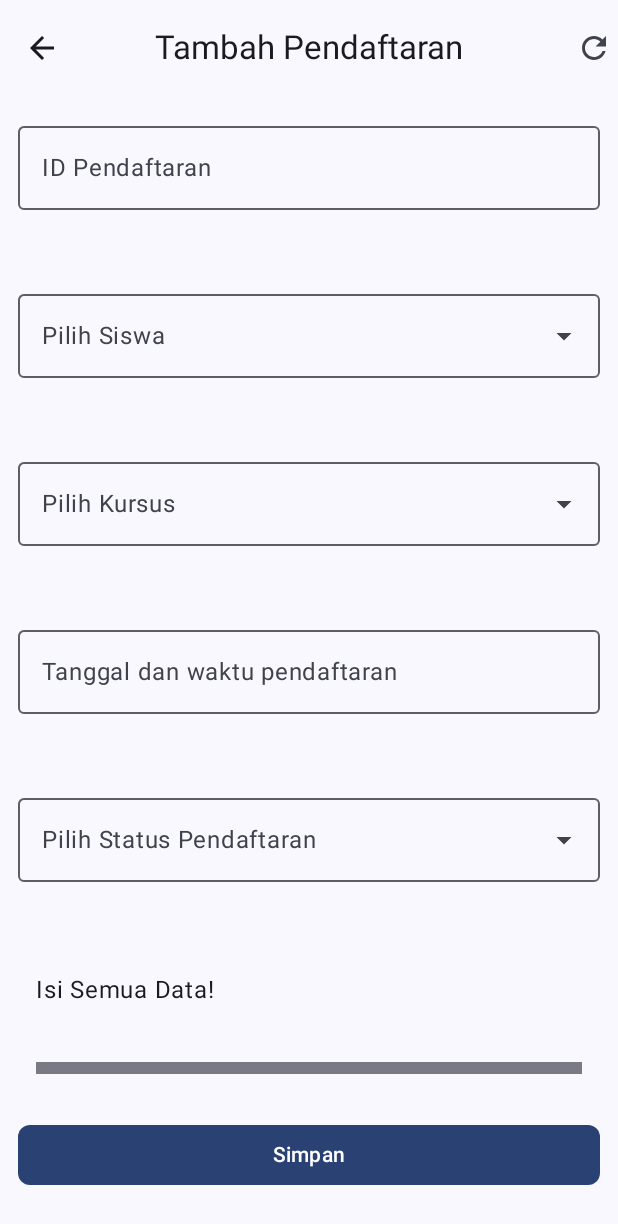
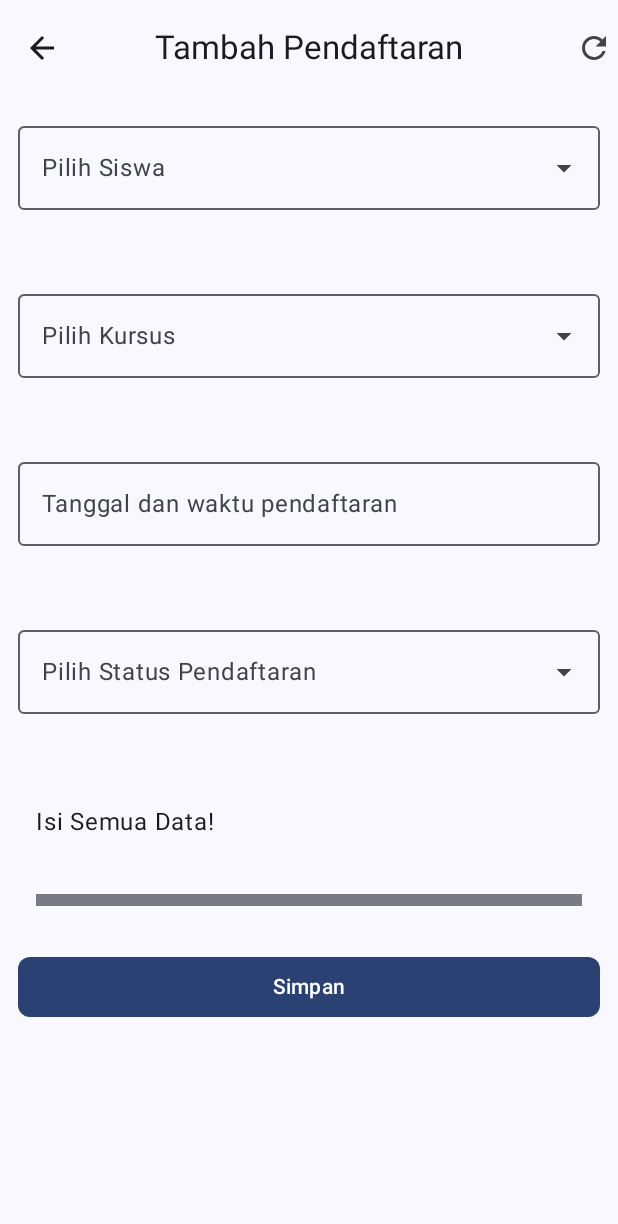
Before and after one commit to ulfhiraa/A12_093, an Android app built with Jetpack Compose: the InsertPendView screen opened through its navigation route, on a phone screen of 412 x 824 dp. Shown: the top 1224 px of the screen. Run offline under Robolectric (Android 15) with nearby library versions, the phone set to English and light mode, and no system bars; libraries missing offline, so code that uses them is left out: com.jakewharton.retrofit2.

Commit message:
DELETE - Textfield input id pendaftaran karena sudah auto increment

```diff
--- a/app/src/main/java/com/example/projectakhir_pam/ui/view/Pendaftaran/InsertPendView.kt
+++ b/app/src/main/java/com/example/projectakhir_pam/ui/view/Pendaftaran/InsertPendView.kt
@@ -138,21 +138,21 @@ fun FormInput( // untuk menampilkan elemen input form dengan validasi
         modifier = modifier,
         verticalArrangement = Arrangement.spacedBy(12.dp)
     ){
-        // TEXTFIELD ID Pendaftaran
-        OutlinedTextField(
-            modifier = Modifier.fillMaxWidth(),
-            value = insertPendUiEvent.id_pendaftaran,
-            onValueChange = {
-                onValueChange(insertPendUiEvent.copy(id_pendaftaran = it))
-            },
-            label = { Text("ID Pendaftaran") },
-            isError = errorState.id_pendaftaran != null,
-            placeholder = { Text("Masukkan ID Pendaftaran") },
-        )
-        Text(
-            text = errorState.id_pendaftaran ?: "",
-            color = Color.Red
-        )
+//        // TEXTFIELD ID Pendaftaran
+//        OutlinedTextField(
+//            modifier = Modifier.fillMaxWidth(),
+//            value = insertPendUiEvent.id_pendaftaran,
+//            onValueChange = {
+//                onValueChange(insertPendUiEvent.copy(id_pendaftaran = it))
+//            },
+//            label = { Text("ID Pendaftaran") },
+//            isError = errorState.id_pendaftaran != null,
+//            placeholder = { Text("Masukkan ID Pendaftaran") },
+//        )
+//        Text(
+//            text = errorState.id_pendaftaran ?: "",
+//            color = Color.Red
+//        )
 
         // DROPDOWN ID SISWA (Display Nama Siswa)
         DropdownDataInt(
```
